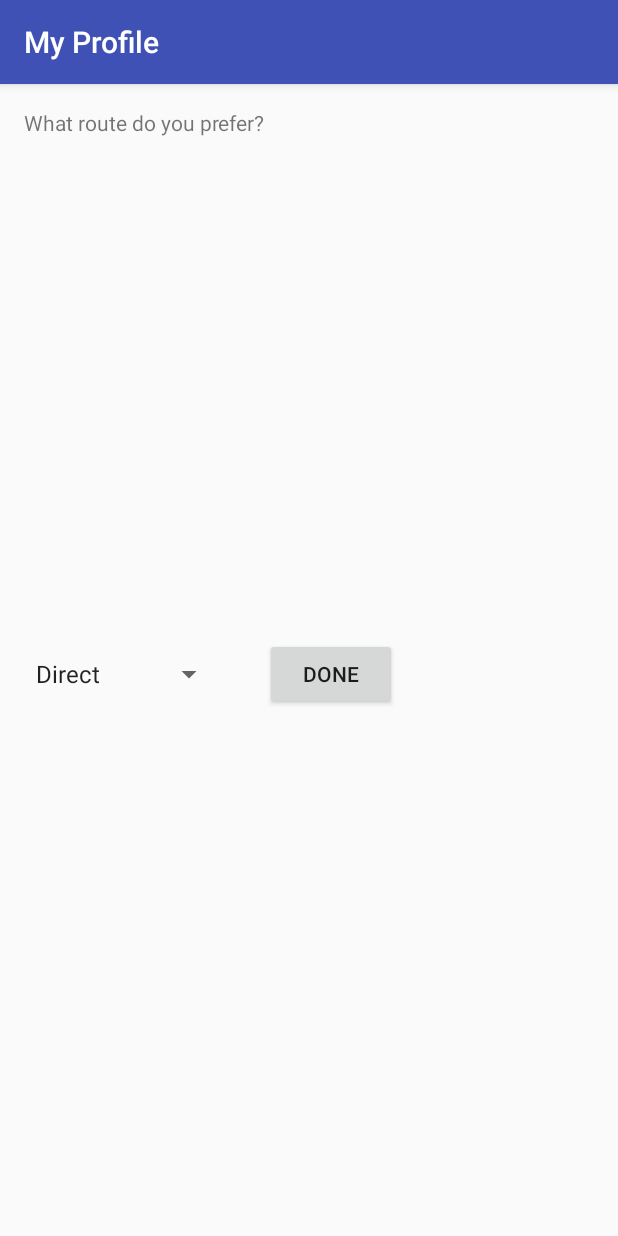
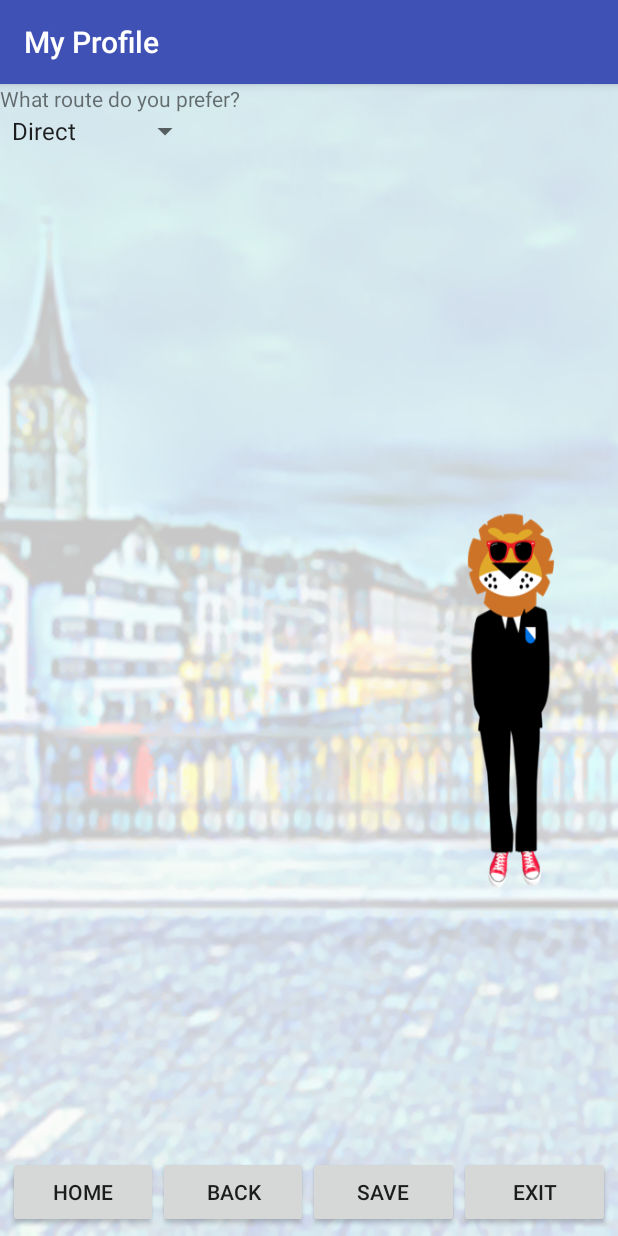
Before and after one commit to andrevaETH/TuriBike, an Android app: the UserProfile screen opened directly, with no data from a screen before it, on a phone screen of 412 x 824 dp. Run offline under Robolectric (Android 15) with nearby library versions, the phone set to English and light mode, and no system bars.

Commit message:
Profile Activity Layout
(not finished yet)

```diff
--- a/app/src/main/java/ch/ethz/ikg/gis/cycle_zurich/UserProfile.java
+++ b/app/src/main/java/ch/ethz/ikg/gis/cycle_zurich/UserProfile.java
@@ -22,7 +22,7 @@ public class UserProfile extends AppCompatActivity {
 
     // Assign Spinner
     private Spinner spinnerProf;
-    private Button button_ok;
+    private Button button_save;
 
     @Override
     protected void onCreate(Bundle savedInstanceState) {
@@ -31,13 +31,13 @@ public class UserProfile extends AppCompatActivity {
 
         // Assign spinner and button
         spinnerProf = (Spinner) findViewById(R.id.spinner_profile);
-        button_ok = (Button) findViewById(R.id.button_ok);
+        button_save = (Button) findViewById(R.id.button_save);
 
         // Create Spinner
         createProfileSpinner();
 
         // Add Button listener
-        button_ok.setOnClickListener(new View.OnClickListener() {
+        button_save.setOnClickListener(new View.OnClickListener() {
             @Override
             public void onClick(View v) {
                 storeValue();
--- a/app/src/main/res/layout/activity_user_profile.xml
+++ b/app/src/main/res/layout/activity_user_profile.xml
@@ -1,20 +1,43 @@
 <?xml version="1.0" encoding="utf-8"?>
 <RelativeLayout xmlns:android="http://schemas.android.com/apk/res/android"
     xmlns:tools="http://schemas.android.com/tools" android:layout_width="match_parent"
-    android:layout_height="match_parent" android:paddingLeft="@dimen/activity_horizontal_margin"
-    android:paddingRight="@dimen/activity_horizontal_margin"
-    android:paddingTop="@dimen/activity_vertical_margin"
-    android:paddingBottom="@dimen/activity_vertical_margin"
-    tools:context="ch.ethz.ikg.gis.cycle_zurich.UserProfile">
+    android:layout_height="match_parent"
+    tools:context="ch.ethz.ikg.gis.cycle_zurich.UserProfile"
+    android:background="@drawable/backtest">
+
+    <!--android:alpha="0.2"
+    this line can be used to reduce the opacity-->
+
+    <!--<ImageView-->
+        <!--android:layout_width="100dp"-->
+        <!--android:layout_height="330dp"-->
+        <!--android:id="@+id/profileIcon"-->
+        <!--android:background="@drawable/profileicon"-->
+        <!--android:layout_marginLeft="250dp"-->
+        <!--android:layout_marginBottom="34dp"-->
+        <!--android:layout_alignParentBottom="true"-->
+        <!--android:layout_alignParentLeft="true" />-->
+
 
     <GridLayout
         android:layout_width="wrap_content"
-        android:layout_height="match_parent"
-        android:layout_alignParentTop="true"
-        android:layout_alignParentStart="true"
-        android:layout_alignWithParentIfMissing="false"
-        android:layout_alignParentRight="false"
-        android:layout_alignParentBottom="false">
+        android:layout_height="wrap_content">
+        <!--android:layout_width="wrap_content"-->
+        <!--android:layout_height="match_parent"-->
+        <!--android:layout_alignParentTop="true"-->
+        <!--android:layout_alignParentStart="true"-->
+        <!--android:layout_alignWithParentIfMissing="false"-->
+        <!--android:layout_alignParentRight="false"-->
+        <!--android:layout_alignParentBottom="false"-->
+
+        <TextView
+            android:layout_width="wrap_content"
+            android:layout_height="wrap_content"
+            android:text="What route do you prefer?"
+            android:id="@+id/textView_question"
+            android:layout_row="0"
+            android:layout_column="0"
+            android:layout_gravity="center_vertical" />
 
         <Spinner
             android:layout_width="wrap_content"
@@ -25,23 +48,58 @@
             android:touchscreenBlocksFocus="true"
             android:spinnerMode="dropdown"
             android:layout_gravity="center_vertical" />
+    </GridLayout>
+    <TableLayout
+        android:layout_width="match_parent"
+        android:layout_height="wrap_content"
+        android:layout_marginLeft="0dp"
+        android:layout_marginBottom="0dp"
+        android:layout_alignParentBottom="true"
+        android:layout_alignParentLeft="true"
+        android:columnCount="4"
+        android:rowCount="1">
+        <TableRow
+            android:layout_width="fill_parent"
+            android:layout_height="fill_parent"
+            android:padding="5dp">
+            <Button
+                style="?android:attr/buttonStyleSmall"
+                android:layout_width="0dp"
+                android:layout_height="wrap_content"
+                android:text="Home"
+                android:id="@+id/button_home"
+                android:layout_weight="1"
+                android:layout_marginTop="0dp"
+                android:layout_alignParentTop="true"/>
 
-        <TextView
-            android:layout_width="wrap_content"
-            android:layout_height="wrap_content"
-            android:text="What route do you prefer?"
-            android:id="@+id/textView_question"
-            android:layout_row="0"
-            android:layout_column="0"
-            android:layout_gravity="center_vertical" />
+            <Button
+                style="?android:attr/buttonStyleSmall"
+                android:layout_width="0dp"
+                android:layout_height="wrap_content"
+                android:text="Back"
+                android:id="@+id/button_back"
+                android:layout_weight="1"
+                android:layout_marginTop="0dp"
+                android:layout_alignParentTop="true"/>
+            <Button
+                style="?android:attr/buttonStyleSmall"
+                android:layout_width="0dp"
+                android:layout_height="wrap_content"
+                android:text="Save"
+                android:id="@+id/button_save"
+                android:layout_weight="1"
+                android:layout_marginTop="0dp"
+                android:layout_alignParentTop="true"/>
 
-        <Button
-            android:layout_width="wrap_content"
-            android:layout_height="wrap_content"
-            android:text="Done"
-            android:id="@+id/button_ok"
-            android:layout_row="1"
-            android:layout_column="1"
-            android:layout_gravity="center_vertical" />
-    </GridLayout>
+            <Button
+                style="?android:attr/buttonStyleSmall"
+                android:layout_width="0dp"
+                android:layout_height="wrap_content"
+                android:text="Exit"
+                android:id="@+id/exitButton"
+                android:layout_weight="1"
+                android:layout_marginTop="0dp"
+                android:layout_alignParentTop="true"/>
+        </TableRow>
+    </TableLayout>
 </RelativeLayout>
```
Also changed, not shown: app/src/main/res/drawable-hdpi/backtest.png (added), app/src/main/res/drawable-hdpi/profileicon.png (added), app/src/main/res/drawable-hdpi/profileicontransparency50.png (added), app/src/main/res/drawable-hdpi/zurichtransparency20.png (added).
